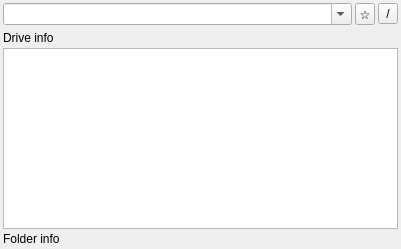
VioletGiraffe/file-commander, file qt-app/src/panel/cpanelwidget.ui: the form before one commit.
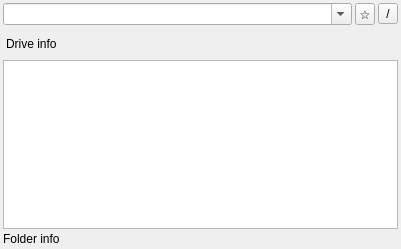
The form after the commit. Custom widgets are drawn as their Qt base class.

Commit message: CPanelWidget: added vertical spacing for drive info label

What changed in the file:
```diff
--- a/qt-app/src/panel/cpanelwidget.ui
+++ b/qt-app/src/panel/cpanelwidget.ui
@@ -107,6 +107,10 @@
    </item>
    <item>
     <widget class="QLabel" name="_driveInfoLabel">
+     <property name="styleSheet">
+      <string notr="true">margin-top:6 dp;
+margin-bottom:6 dp</string>
+     </property>
      <property name="text">
       <string>Drive info</string>
      </property>
```
